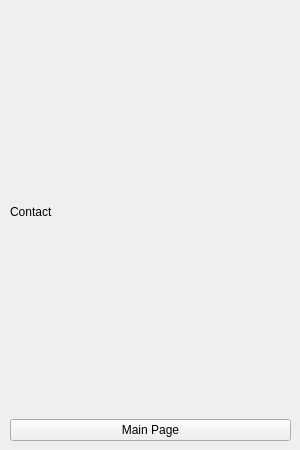
Above: src/ms_app/resources/contact.ui from loublock/ms_app before the change. Below: the same form after it.
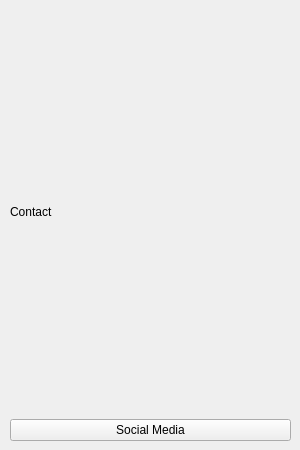
That is the form after the change.

Diff of the .ui file:
```diff
--- a/src/ms_app/resources/contact.ui
+++ b/src/ms_app/resources/contact.ui
@@ -33,7 +33,7 @@
     <item row="1" column="0">
      <widget class="QPushButton" name="btnChangePage">
       <property name="text">
-       <string>Main Page</string>
+       <string>Social Media</string>
       </property>
      </widget>
     </item>
```
